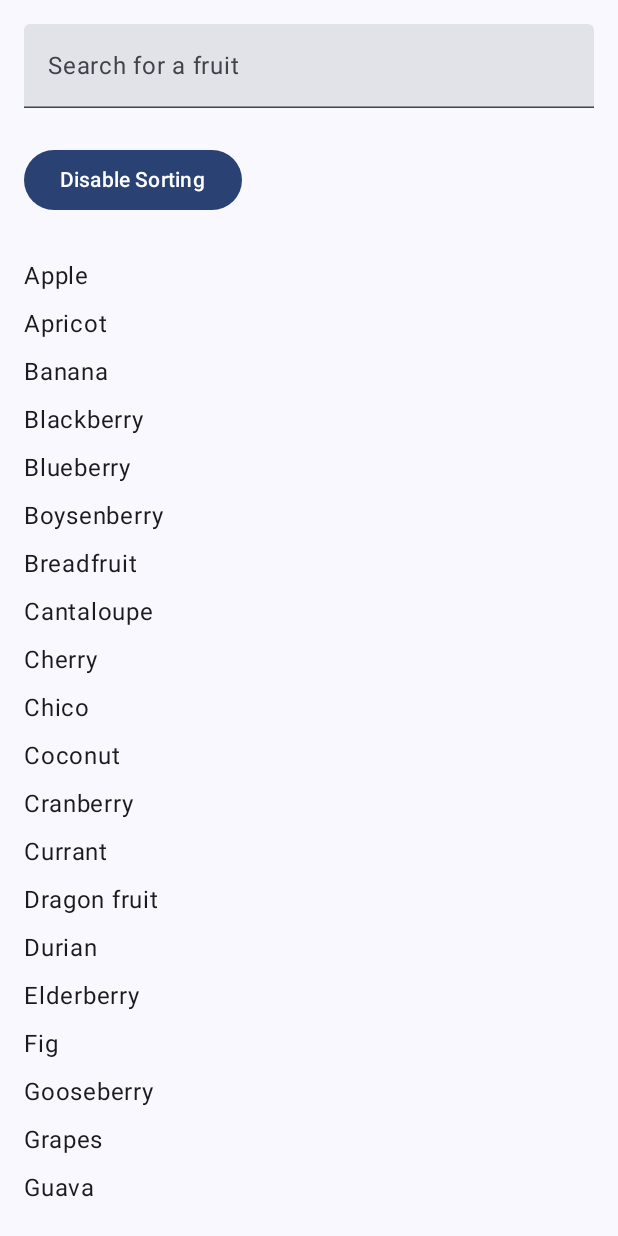
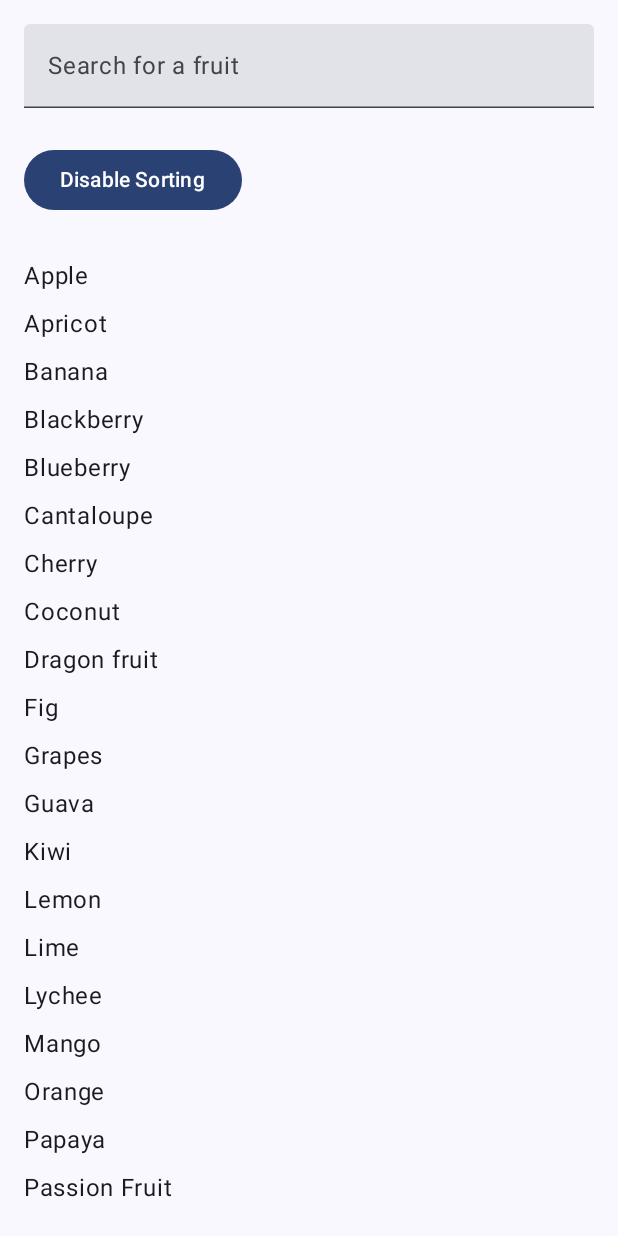
Before and after one commit to BetaCan/ListFilterAndSortApp, an Android app built with Jetpack Compose: the screen it shows after launch (MainActivity), after a tap on "Enable Sorting", on a phone screen of 412 x 824 dp. Run offline under Robolectric (Android 15) with nearby library versions, the phone set to English and light mode, and no system bars.

Commit message:
part 2 (scroll)

```diff
--- a/app/src/main/java/com/example/listfilterandsortapp/MainActivity.kt
+++ b/app/src/main/java/com/example/listfilterandsortapp/MainActivity.kt
@@ -42,23 +42,23 @@ fun FilterAndSortListWithLazyColumn(modifier: Modifier = Modifier) {
 
     // Large in-memory list of fruits
     // List of fruits
+    val fruits = listOf(
+        "Apple", "Banana", "Orange", "Mango", "Pineapple", "Grapes", "Watermelon",
+        "Strawberry", "Blueberry", "Kiwi", "Peach", "Plum", "Apricot", "Cantaloupe",
+        "Papaya", "Pomegranate", "Cherry", "Lemon", "Lime", "Guava", "Lychee", "Dragon fruit",
+        "Passion Fruit", "Raspberry", "Blackberry", "Coconut", "Fig"
+    )
+
 //    val fruits = listOf(
 //        "Apple", "Banana", "Orange", "Mango", "Pineapple", "Grapes", "Watermelon",
 //        "Strawberry", "Blueberry", "Kiwi", "Peach", "Plum", "Apricot", "Cantaloupe",
 //        "Papaya", "Pomegranate", "Cherry", "Lemon", "Lime", "Guava", "Lychee", "Dragon fruit",
-//        "Passion Fruit", "Raspberry", "Blackberry", "Coconut", "Fig"
+//        "Passion Fruit", "Raspberry", "Blackberry", "Coconut", "Fig",
+//        "Cranberry", "Gooseberry", "Mulberry", "Tangerine", "Nectarine", "Persimmon",
+//        "Starfruit", "Boysenberry", "Currant", "Elderberry", "Jackfruit", "Longan",
+//        "Marionberry", "Sapodilla", "Soursop", "Ugli fruit", "Durian", "Breadfruit",
+//        "Jujube", "Salak (Snake Fruit)", "Chico", "Loquat", "Tamarind", "Horned Melon"
 //    )
-
-    val fruits = listOf(
-        "Apple", "Banana", "Orange", "Mango", "Pineapple", "Grapes", "Watermelon",
-        "Strawberry", "Blueberry", "Kiwi", "Peach", "Plum", "Apricot", "Cantaloupe",
-        "Papaya", "Pomegranate", "Cherry", "Lemon", "Lime", "Guava", "Lychee", "Dragon fruit",
-        "Passion Fruit", "Raspberry", "Blackberry", "Coconut", "Fig",
-        "Cranberry", "Gooseberry", "Mulberry", "Tangerine", "Nectarine", "Persimmon",
-        "Starfruit", "Boysenberry", "Currant", "Elderberry", "Jackfruit", "Longan",
-        "Marionberry", "Sapodilla", "Soursop", "Ugli fruit", "Durian", "Breadfruit",
-        "Jujube", "Salak (Snake Fruit)", "Chico", "Loquat", "Tamarind", "Horned Melon"
-    )
 
 
 
```
